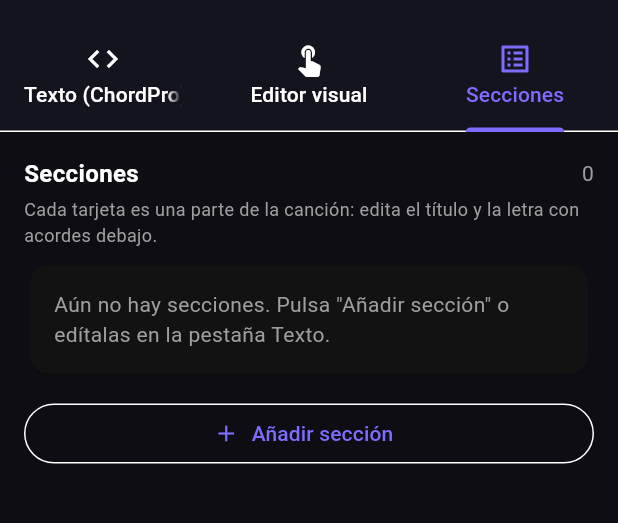
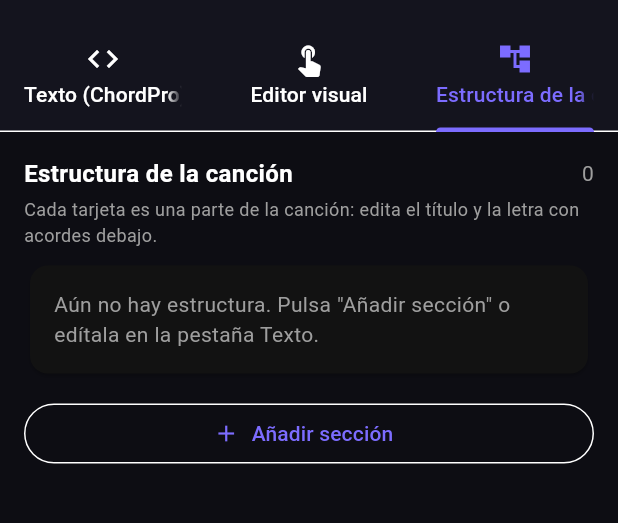
Before and after one commit to solfwer/Songkey, a Flutter app: the SongEditorPage screen opened directly with empty values, tab 3 chosen, on a phone screen of 412 x 824 dp, the part 63-586 px from its top. Run offline on Flutter 3.47's test engine with Material 3 defaults, Android fonts, the phone set to English and light mode, and no system bars; our stand-ins replace file_picker, package_info_plus, share_plus, shared_preferences; missing offline and left inert: syncfusion_flutter_pdf; accounts and stored records are empty.

Commit message:
feat: opcion Original en el selector de tono y pestana Estructura de la cancion
- El desplegable de tonalidad de la barra superior incluye ahora la opcion 'Original' (sin transponer) al principio de la lista.\n- La tercera pestana del editor se llama 'Estructura de la cancion' en lugar de 'Secciones' (etiqueta, encabezado y textos).

```diff
--- a/lib/screens/song/song_editor_page.dart
+++ b/lib/screens/song/song_editor_page.dart
@@ -1,7 +1,7 @@
 // Editor de canción con tres pestañas:
 //  1. Texto (ChordPro): editor de texto clásico con estructura de secciones.
 //  2. Editor visual: edición tocando las líneas.
-//  3. Secciones: cada parte de la canción es una tarjeta con su título y su
+//  3. Estructura de la canción: cada parte es una tarjeta con su título y su
 //     letra/acordes editables debajo; se puede añadir, arrastrar para
 //     reordenar, duplicar y eliminar.
 import 'package:flutter/material.dart';
@@ -77,7 +77,7 @@ class _SongEditorPageState extends State<SongEditorPage> with SingleTickerProvid
           tabs: const [
             Tab(icon: Icon(Icons.code), text: 'Texto (ChordPro)'),
             Tab(icon: Icon(Icons.touch_app), text: 'Editor visual'),
-            Tab(icon: Icon(Icons.list_alt), text: 'Secciones'),
+            Tab(icon: Icon(Icons.account_tree), text: 'Estructura de la canción'),
           ],
         ),
       ),
@@ -106,7 +106,7 @@ class _SongEditorPageState extends State<SongEditorPage> with SingleTickerProvid
               const SizedBox(height: 12),
               TextField(controller: body, decoration: const InputDecoration(labelText: 'Letra con acordes', alignLabelWithHint: true), maxLines: 18, style: const TextStyle(fontFamily: 'monospace', fontSize: 13)),
               const SizedBox(height: 12),
-              const Text('Secciones: toca los iconos para reordenar, repetir, renombrar o eliminar cada parte.', style: TextStyle(color: Colors.grey, fontSize: 12)),
+              const Text('Estructura de la canción: toca los iconos para reordenar, repetir, renombrar o eliminar cada parte.', style: TextStyle(color: Colors.grey, fontSize: 12)),
               const SizedBox(height: 8),
               _SectionsManager(controller: body),
               const SizedBox(height: 12),
@@ -395,7 +395,7 @@ class _SectionsTabState extends State<_SectionsTab> {
       Expanded(
         child: ListView(padding: const EdgeInsets.all(16), children: [
           Row(children: [
-            const Text('Secciones', style: TextStyle(fontSize: 16, fontWeight: FontWeight.bold)),
+            const Text('Estructura de la canción', style: TextStyle(fontSize: 16, fontWeight: FontWeight.bold)),
             const Spacer(),
             Text('${blocks.length}', style: const TextStyle(color: Colors.grey)),
           ]),
@@ -406,7 +406,7 @@ class _SectionsTabState extends State<_SectionsTab> {
             const Card(
               child: Padding(
                 padding: EdgeInsets.all(16),
-                child: Text('Aún no hay secciones. Pulsa "Añadir sección" o edítalas en la pestaña Texto.', style: TextStyle(color: Colors.grey)),
+                child: Text('Aún no hay estructura. Pulsa "Añadir sección" o edítala en la pestaña Texto.', style: TextStyle(color: Colors.grey)),
               ),
             )
           else
```
Also changed, not shown: lib/screens/song/song_screen.dart (+7 -5 lines).
